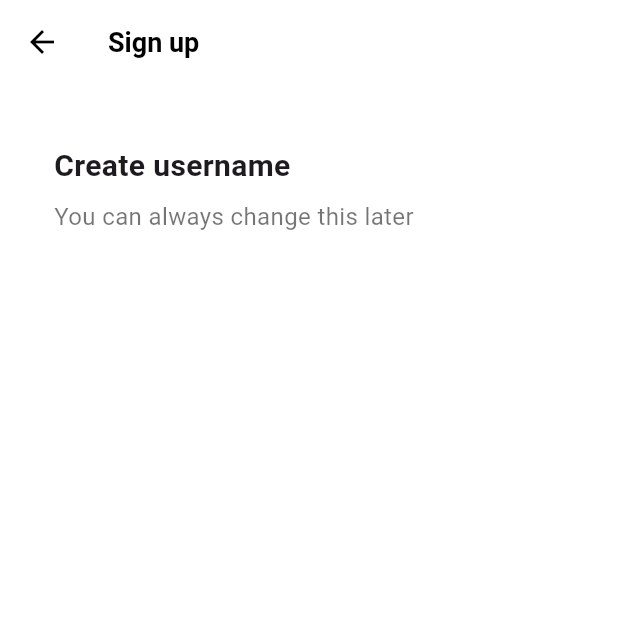
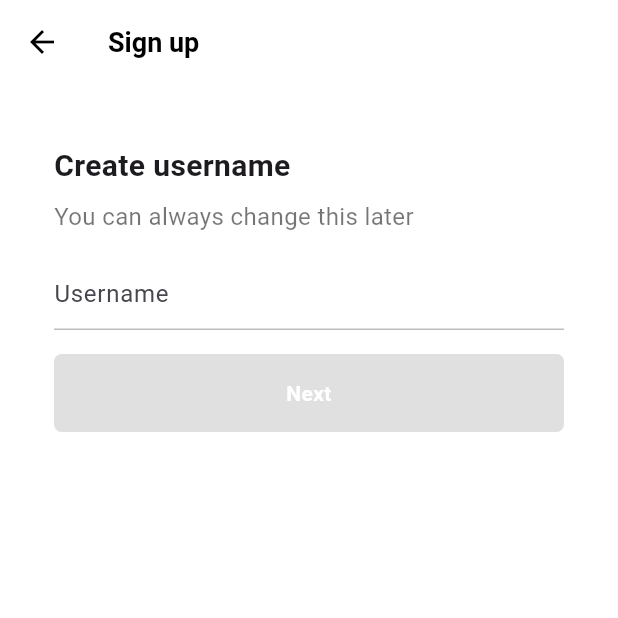
Before and after one commit to justddan/Flutter_Tiktok_clone_remind, a Flutter app: the screen it shows after launch, after a tap on "Use email & password", on a phone screen of 412 x 824 dp, the top half of it. Run offline on Flutter 3.47's test engine with Material 3 defaults, Android fonts, the phone set to English and light mode, and no system bars; our stand-ins replace font_awesome_flutter.

Commit message:
UsernameScreen 퍼블리시

```diff
--- a/lib/features/authentication/sign_up_screen.dart
+++ b/lib/features/authentication/sign_up_screen.dart
@@ -2,8 +2,8 @@ import 'package:flutter/material.dart';
 import 'package:font_awesome_flutter/font_awesome_flutter.dart';
 import 'package:tiktok_clone_remind/constants/gaps.dart';
 import 'package:tiktok_clone_remind/constants/sizes.dart';
-import 'package:tiktok_clone_remind/features/authentication/email_screen.dart';
 import 'package:tiktok_clone_remind/features/authentication/login_screen.dart';
+import 'package:tiktok_clone_remind/features/authentication/username_screen.dart';
 import 'package:tiktok_clone_remind/features/authentication/widgets/auth_button.dart';
 
 class SignUpScreen extends StatelessWidget {
@@ -20,7 +20,7 @@ class SignUpScreen extends StatelessWidget {
   void _onEmailTap(BuildContext context) {
     Navigator.of(context).push(
       MaterialPageRoute(
-        builder: (context) => const EmailScreen(),
+        builder: (context) => const UsernameScreen(),
       ),
     );
   }
--- a/lib/features/authentication/username_screen.dart
+++ b/lib/features/authentication/username_screen.dart
@@ -0,0 +1,106 @@
+import 'package:flutter/material.dart';
+import 'package:tiktok_clone_remind/constants/gaps.dart';
+import 'package:tiktok_clone_remind/constants/sizes.dart';
+
+class UsernameScreen extends StatefulWidget {
+  const UsernameScreen({super.key});
+
+  @override
+  State<UsernameScreen> createState() => _UsernameScreenState();
+}
+
+class _UsernameScreenState extends State<UsernameScreen> {
+  final TextEditingController _usernameController = TextEditingController();
+
+  String _username = "";
+
+  @override
+  void initState() {
+    super.initState();
+
+    _usernameController.addListener(() {
+      setState(() {
+        _username = _usernameController.text;
+      });
+    });
+  }
+
+  @override
+  Widget build(BuildContext context) {
+    return Scaffold(
+      appBar: AppBar(
+        title: const Text(
+          "Sign up",
+        ),
+      ),
+      body: Padding(
+        padding: const EdgeInsets.symmetric(
+          horizontal: Sizes.size36,
+        ),
+        child: Column(
+          crossAxisAlignment: CrossAxisAlignment.start,
+          children: [
+            Gaps.v40,
+            const Text(
+              "Create username",
+              style: TextStyle(
+                fontSize: Sizes.size20,
+                fontWeight: FontWeight.w700,
+              ),
+            ),
+            Gaps.v8,
+            const Text(
+              "You can always change this later",
+              style: TextStyle(
+                fontSize: Sizes.size16,
+                color: Colors.black54,
+              ),
+            ),
+            Gaps.v16,
+            TextField(
+              controller: _usernameController,
+              decoration: InputDecoration(
+                hintText: "Username",
+                enabledBorder: UnderlineInputBorder(
+                  borderSide: BorderSide(
+                    color: Colors.grey.shade400,
+                  ),
+                ),
+                focusedBorder: UnderlineInputBorder(
+                  borderSide: BorderSide(
+                    color: Colors.grey.shade400,
+                  ),
+                ),
+              ),
+              cursorColor: Theme.of(context).primaryColor,
+            ),
+            Gaps.v16,
+            FractionallySizedBox(
+              widthFactor: 1,
+              child: AnimatedContainer(
+                duration: const Duration(milliseconds: 300),
+                padding: const EdgeInsets.symmetric(
+                  vertical: Sizes.size16,
+                ),
+                decoration: BoxDecoration(
+                  borderRadius: BorderRadius.circular(Sizes.size5),
+                  color: _username.isEmpty
+                      ? Colors.grey.shade300
+                      : Theme.of(context).primaryColor,
+                ),
+                child: const Text(
+                  "Next",
+                  textAlign: TextAlign.center,
+                  style: TextStyle(
+                    color: Colors.white,
+                    fontWeight: FontWeight.w600,
+                  ),
+                ),
+              ),
+            )
+          ],
+        ),
+      ),
+    );
+  }
+}
```
